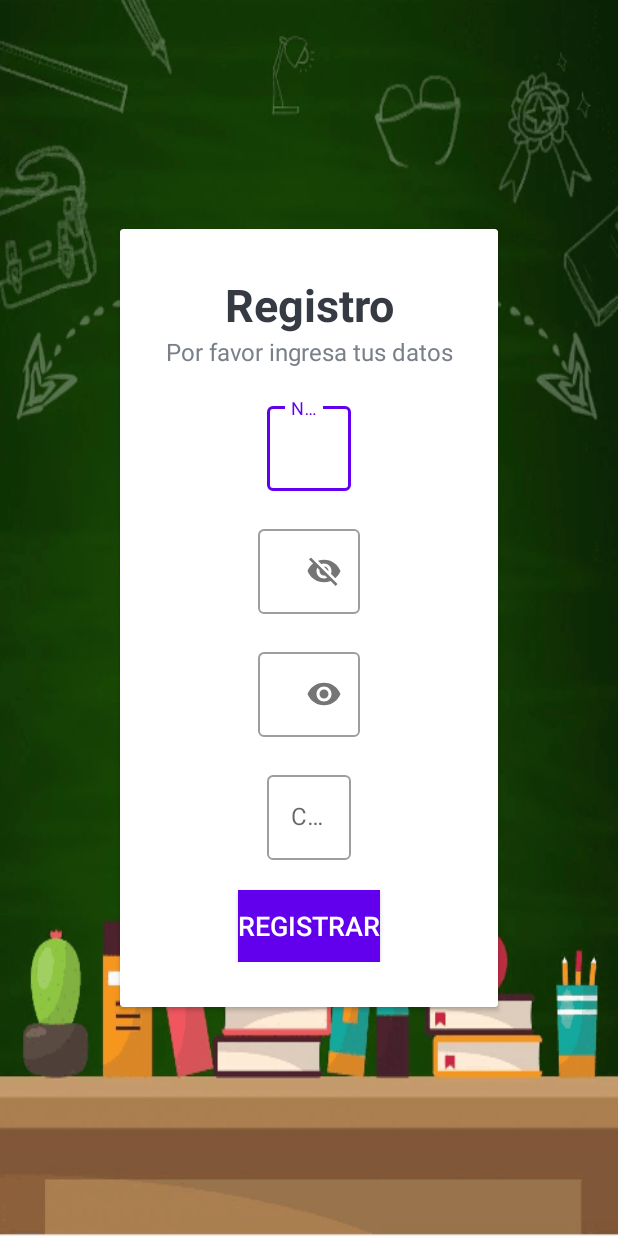
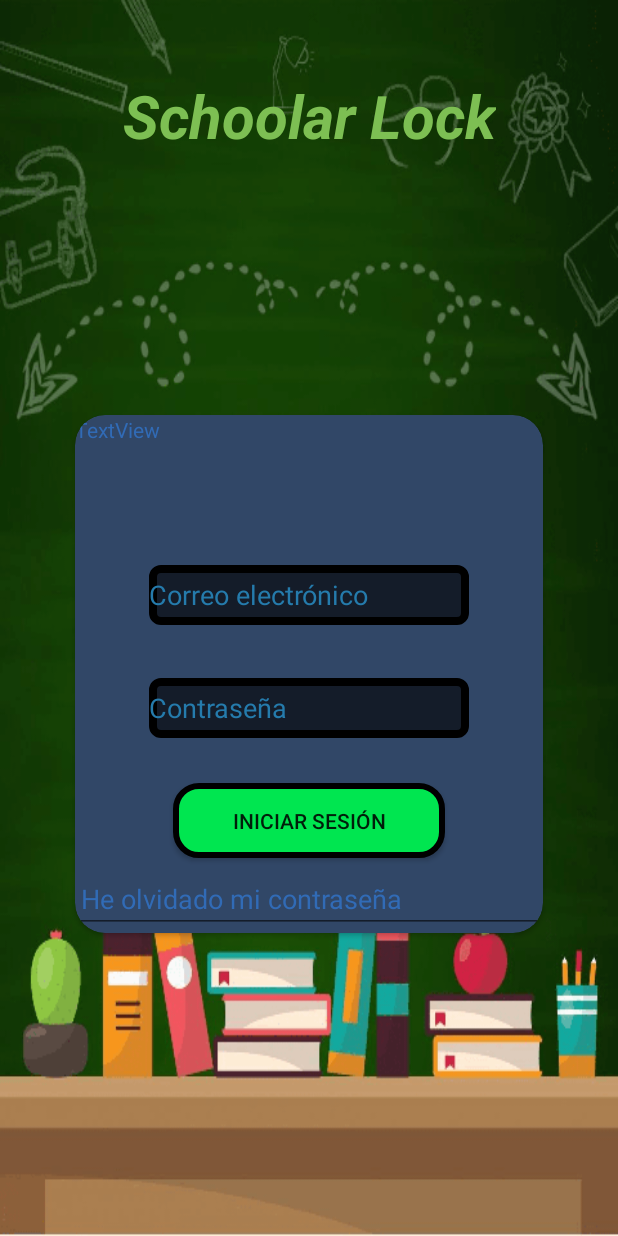
Before and after one commit to BrayanCore/BloqueoEscolar, an Android app: the screen it shows after launch (RegisterActivity before the commit, LoginActivity after it), on a phone screen of 412 x 824 dp. Run offline under Robolectric (Android 15) with nearby library versions, the phone set to English and light mode, and no system bars.

Commit message:
Se agrega pantalla de login

```diff
--- a/app/src/main/AndroidManifest.xml
+++ b/app/src/main/AndroidManifest.xml
@@ -9,8 +9,7 @@
         android:roundIcon="@mipmap/ic_launcher_round"
         android:supportsRtl="true"
         android:theme="@style/AppTheme">
-        <activity android:name=".RegistroActivity"></activity>
-        <activity android:name=".RegisterActivity">
+        <activity android:name=".LoginActivity">
             <intent-filter>
                 <action android:name="android.intent.action.MAIN" />
 
@@ -18,7 +17,7 @@
             </intent-filter>
         </activity>
         <activity android:name=".Question" />
-        <activity android:name=".SelectGrade"></activity>
+        <activity android:name=".SelectGrade" />
         <activity android:name=".AddQuestion" />
         <activity android:name=".MainActivity" />
     </application>
--- /dev/null
+++ b/app/src/main/java/com/example/bloqueoescolar/LoginActivity.kt
@@ -0,0 +1,11 @@
+package com.example.bloqueoescolar
+
+import androidx.appcompat.app.AppCompatActivity
+import android.os.Bundle
+
+class LoginActivity : AppCompatActivity() {
+    override fun onCreate(savedInstanceState: Bundle?) {
+        super.onCreate(savedInstanceState)
+        setContentView(R.layout.activity_login)
+    }
+}
--- /dev/null
+++ b/app/src/main/res/drawable/boton_iniciar_sesion.xml
@@ -0,0 +1,6 @@
+<?xml version="1.0" encoding="utf-8"?>
+<shape xmlns:android="http://schemas.android.com/apk/res/android">
+    <solid android:color="#00E650"></solid>
+    <corners android:radius="15dp"></corners>
+    <stroke android:color="#000" android:width="4dp"></stroke>
+</shape>
--- /dev/null
+++ b/app/src/main/res/drawable/txt_input_dark.xml
@@ -0,0 +1,6 @@
+<?xml version="1.0" encoding="utf-8"?>
+<shape xmlns:android="http://schemas.android.com/apk/res/android">
+    <solid android:color="#99000000"></solid>
+    <corners android:radius="5dp"></corners>
+    <stroke android:color="#000" android:width="5dp"></stroke>
+</shape>
--- /dev/null
+++ b/app/src/main/res/layout/activity_login.xml
@@ -0,0 +1,120 @@
+<?xml version="1.0" encoding="utf-8"?>
+<androidx.constraintlayout.widget.ConstraintLayout xmlns:android="http://schemas.android.com/apk/res/android"
+    xmlns:app="http://schemas.android.com/apk/res-auto"
+    xmlns:tools="http://schemas.android.com/tools"
+    android:layout_width="match_parent"
+    android:layout_height="match_parent"
+    tools:context=".LoginActivity"
+    android:background="@drawable/pizarron">
+
+    <TextView
+        android:id="@+id/textView"
+        android:layout_width="wrap_content"
+        android:layout_height="wrap_content"
+        android:layout_marginStart="20dp"
+        android:layout_marginTop="50dp"
+        android:layout_marginEnd="20dp"
+        android:text="@string/app_login_title"
+        android:textColor="#7DBF53"
+        android:textSize="40sp"
+        android:textStyle="bold|italic"
+        app:layout_constraintEnd_toEndOf="parent"
+        app:layout_constraintStart_toStartOf="parent"
+        app:layout_constraintTop_toTopOf="parent" />
+
+    <androidx.cardview.widget.CardView
+        android:id="@+id/cardView"
+        android:layout_width="match_parent"
+        android:layout_height="wrap_content"
+        android:layout_marginStart="50dp"
+        android:layout_marginTop="20dp"
+        android:layout_marginEnd="50dp"
+        android:layout_marginBottom="50dp"
+        android:orientation="vertical"
+        android:visibility="visible"
+        app:cardBackgroundColor="#314767"
+        app:cardCornerRadius="20dp"
+        app:layout_constraintBottom_toBottomOf="parent"
+        app:layout_constraintEnd_toEndOf="parent"
+        app:layout_constraintStart_toStartOf="parent"
+        app:layout_constraintTop_toBottomOf="@+id/textView">
+
+        <androidx.constraintlayout.widget.ConstraintLayout
+            android:layout_width="match_parent"
+            android:layout_height="match_parent">
+
+            <EditText
+                android:id="@+id/txtInputEmail"
+                android:layout_width="wrap_content"
+                android:layout_height="40dp"
+                android:layout_marginTop="100dp"
+                android:autofillHints=""
+                android:background="@drawable/txt_input_dark"
+                android:ems="10"
+                android:hint="@string/app_register_input_email"
+                android:inputType="textEmailAddress"
+                android:textColor="#2C42BC"
+                android:textColorHint="@color/colorInputLogin"
+                app:layout_constraintEnd_toEndOf="parent"
+                app:layout_constraintStart_toStartOf="parent"
+                app:layout_constraintTop_toTopOf="parent" />
+
+            <EditText
+                android:id="@+id/txtInputPass"
+                android:layout_width="wrap_content"
+                android:layout_height="40dp"
+                android:layout_marginStart="20dp"
+                android:layout_marginTop="35dp"
+                android:layout_marginEnd="20dp"
+                android:autofillHints=""
+                android:background="@drawable/txt_input_dark"
+                android:ems="10"
+                android:hint="@string/app_register_input_psw"
+                android:inputType="textPassword"
+                android:textColorHint="@color/colorInputLogin"
+                app:layout_constraintEnd_toEndOf="parent"
+                app:layout_constraintStart_toStartOf="parent"
+                app:layout_constraintTop_toBottomOf="@+id/txtInputEmail" />
+
+            <Button
+                android:id="@+id/button"
+                android:layout_width="match_parent"
+                android:layout_height="50dp"
+                android:layout_marginStart="65dp"
+                android:layout_marginTop="30dp"
+                android:layout_marginEnd="65dp"
+                android:layout_marginBottom="50dp"
+                android:background="@drawable/boton_iniciar_sesion"
+                android:text="@string/app_login_btn_login"
+                app:layout_constraintBottom_toBottomOf="parent"
+                app:layout_constraintEnd_toEndOf="parent"
+                app:layout_constraintStart_toStartOf="parent"
+                app:layout_constraintTop_toBottomOf="@+id/txtInputPass" />
+
+            <TextView
+                android:id="@+id/txtLinkRegister"
+                android:layout_width="wrap_content"
+                android:layout_height="wrap_content"
+                android:text="TextView"
+                android:textColor="@color/colorHyperVinculo"
+                android:textSize="14sp"
+                tools:text="@string/app_login_btn_text_register" />
+
+            <EditText
+                android:id="@+id/editTextTextPersonName2"
+                android:layout_width="match_parent"
+                android:layout_height="wrap_content"
+                android:autofillHints=""
+                android:ems="10"
+                android:inputType="textPersonName"
+                android:labelFor="@id/txtLinkRegister"
+                android:text="@string/app_login_btn_text_forget_password"
+                android:textColor="@color/colorHyperVinculo"
+                app:layout_constraintBottom_toBottomOf="parent"
+                app:layout_constraintStart_toStartOf="parent" />
+
+        </androidx.constraintlayout.widget.ConstraintLayout>
+
+    </androidx.cardview.widget.CardView>
+
+</androidx.constraintlayout.widget.ConstraintLayout>
--- a/app/src/main/res/values/colors.xml
+++ b/app/src/main/res/values/colors.xml
@@ -3,4 +3,6 @@
     <color name="colorPrimary">#6200EE</color>
     <color name="colorPrimaryDark">#3700B3</color>
     <color name="colorAccent">#03DAC5</color>
+    <color name="colorInputLogin">#257BAC</color>
+    <color name="colorHyperVinculo">#316BB6</color>
 </resources>
--- a/app/src/main/res/values/strings.xml
+++ b/app/src/main/res/values/strings.xml
@@ -1,13 +1,18 @@
 <resources>
     <string name="app_name">Bloqueo Escolar</string>
+    <!-- Pantalla Inicio de sesión-->
+    <string name="app_login_title">Schoolar Lock</string>
+    <string name="app_login_btn_login">Iniciar sesión</string>
+    <string name="app_login_btn_text_register">Crear Cuenta</string>
+    <string name="app_login_btn_text_forget_password">He olvidado mi contraseña</string>
     <!-- Pantalla Registro -->
     <string name="app_register_title">Registro</string>
     <string name="app_register_instructions">Por favor ingresa tus datos</string>
     <string name="app_register_input_name">Nombre</string>
     <string name="app_register_input_ap_paterno">Apellido Paterno</string>
     <string name="app_register_input_ap_materno">Apellido Materno</string>
-    <string name="app_register_input_email">Correo electrónico</string>
-    <string name="app_register_input_psw">Contraseña</string>
+    <string name="app_register_input_email">  Correo electrónico</string>
+    <string name="app_register_input_psw">  Contraseña</string>
     <string name="app_register_input_psw_confirm">Confirmar contraseña</string>
     <string name="app_register_btn_register">Registrar</string>
 </resources>
```
